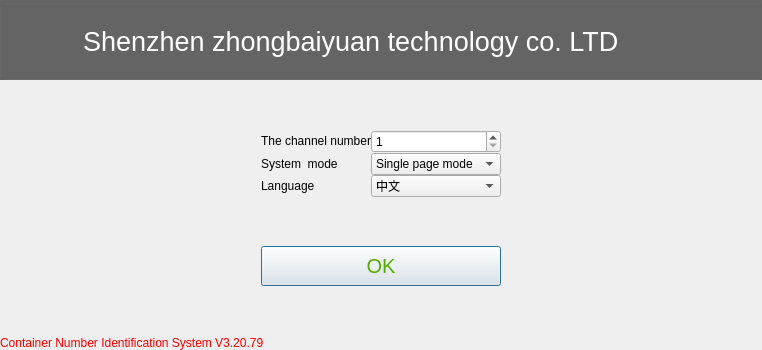
Before: the Qt Designer form Main/Setting/main_dialog.ui in 519984307/Container_Multiple_Channels_20200522, drawn with Qt 5.
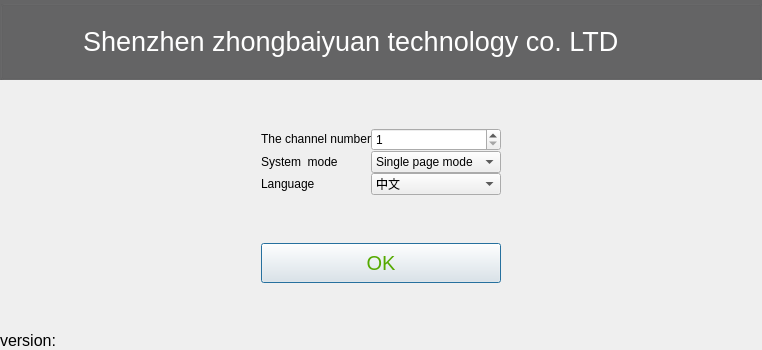
After: the same form once the commit is applied. Icons and pictures are not drawn.

```diff
--- a/Main/Setting/main_dialog.ui
+++ b/Main/Setting/main_dialog.ui
@@ -750,14 +750,31 @@
     </spacer>
    </item>
    <item row="6" column="0" colspan="4">
-    <layout class="QHBoxLayout" name="horizontalLayout_3">
+    <layout class="QHBoxLayout" name="horizontalLayout_3" stretch="0,1">
      <item>
-      <widget class="QLabel" name="label_3">
+      <widget class="QLabel" name="label_4">
+       <property name="font">
+        <font>
+         <pointsize>12</pointsize>
+        </font>
+       </property>
+       <property name="text">
+        <string>version:</string>
+       </property>
+      </widget>
+     </item>
+     <item>
+      <widget class="QLabel" name="verLabel">
+       <property name="font">
+        <font>
+         <pointsize>12</pointsize>
+        </font>
+       </property>
        <property name="styleSheet">
         <string notr="true">color: rgb(255, 0, 0);</string>
        </property>
        <property name="text">
-        <string>Container Number Identification System V3.20.79 </string>
+        <string/>
        </property>
       </widget>
      </item>
```
